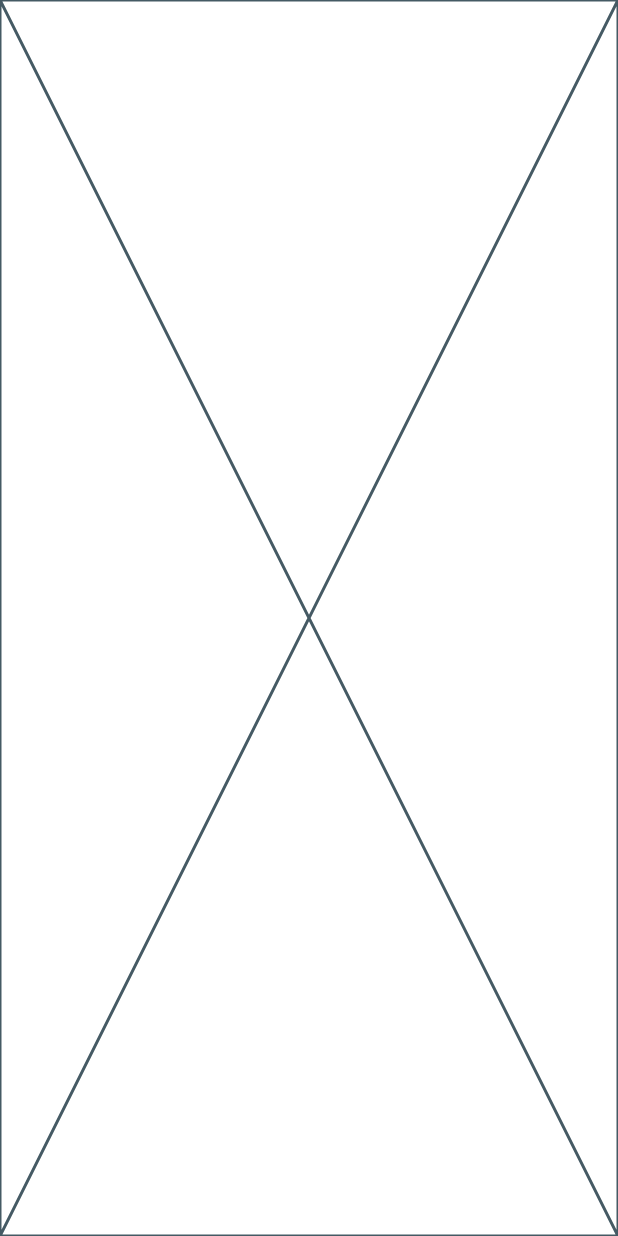
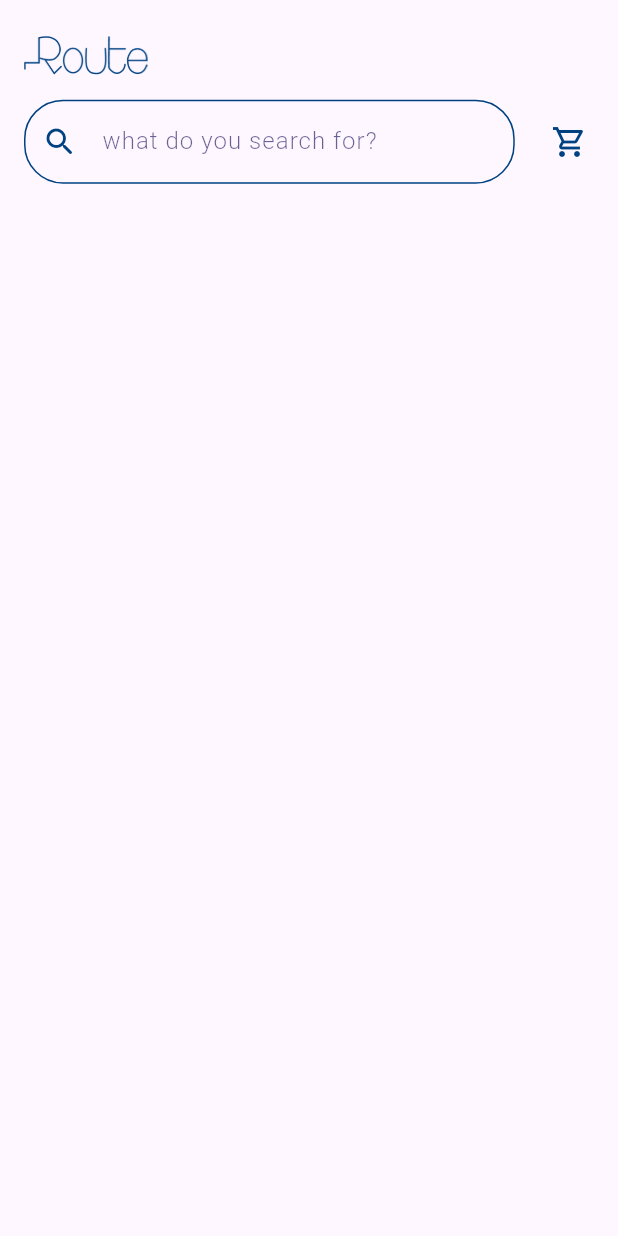
Before and after one commit to MuhamedUssama/Route-Task, a Flutter app: the screen it shows after launch, on a phone screen of 412 x 824 dp. Run offline on Flutter 3.47's test engine with Material 3 defaults, Android fonts, the phone set to English and light mode, and no system bars; our stand-ins replace connectivity_plus, dartz, dio, equatable, flutter_bloc, get_it and 1 more.

Commit message:
Created search section ui in products screen

```diff
--- /dev/null
+++ b/devtools_options.yaml
@@ -0,0 +1,3 @@
+description: This file stores settings for Dart & Flutter DevTools.
+documentation: https://docs.flutter.dev/tools/devtools/extensions#configure-extension-enablement-states
+extensions:
--- /dev/null
+++ b/lib/core/utils/images_path.dart
@@ -0,0 +1,3 @@
+abstract class ImagesPath {
+  static const String logo = "assets/images/logo.png";
+}
--- /dev/null
+++ b/lib/core/widgets/custom_textfield.dart
@@ -0,0 +1,42 @@
+import 'package:flutter/material.dart';
+import 'package:route_task/config/theme/text_styles.dart';
+
+class CustomTextField extends StatelessWidget {
+  const CustomTextField({super.key});
+
+  @override
+  Widget build(BuildContext context) {
+    return TextField(
+      decoration: InputDecoration(
+        hintText: 'what do you search for?',
+        hintStyle: TextStyles.textFieldHintText,
+        focusColor: Theme.of(context).primaryColor,
+        prefixIcon: Icon(
+          Icons.search_rounded,
+          color: Theme.of(context).primaryColor,
+        ),
+        focusedBorder: OutlineInputBorder(
+          borderRadius: BorderRadius.circular(26),
+          borderSide: BorderSide(
+            color: Theme.of(context).primaryColor,
+            width: 1,
+          ),
+        ),
+        enabledBorder: OutlineInputBorder(
+          borderRadius: BorderRadius.circular(26),
+          borderSide: BorderSide(
+            color: Theme.of(context).primaryColor,
+            width: 1,
+          ),
+        ),
+        border: OutlineInputBorder(
+          borderRadius: BorderRadius.circular(26),
+          borderSide: BorderSide(
+            color: Theme.of(context).primaryColor,
+            width: 1,
+          ),
+        ),
+      ),
+    );
+  }
+}
--- a/lib/features/products/ui/products_screen.dart
+++ b/lib/features/products/ui/products_screen.dart
@@ -1,10 +1,64 @@
 import 'package:flutter/material.dart';
+
+import '../../../core/utils/images_path.dart';
+import '../../../core/widgets/custom_textfield.dart';
 
 class ProductsScreen extends StatelessWidget {
   const ProductsScreen({super.key});
 
   @override
   Widget build(BuildContext context) {
-    return const Placeholder();
+    double width = MediaQuery.of(context).size.width;
+    double height = MediaQuery.of(context).size.height;
+
+    return Scaffold(
+      body: SafeArea(
+        child: SingleChildScrollView(
+          child: Padding(
+            padding: const EdgeInsets.symmetric(horizontal: 16, vertical: 24),
+            child: Column(
+              crossAxisAlignment: CrossAxisAlignment.start,
+              children: [
+                Image.asset(
+                  ImagesPath.logo,
+                  color: Theme.of(context).primaryColor,
+                  width: width * 0.2,
+                ),
+                SizedBox(height: height * 0.02),
+                Column(
+                  crossAxisAlignment: CrossAxisAlignment.center,
+                  children: [
+                    searchSection(context, width),
+                  ],
+                )
+              ],
+            ),
+          ),
+        ),
+      ),
+    );
+  }
+
+  Widget searchSection(BuildContext context, double width) {
+    return Row(
+      mainAxisAlignment: MainAxisAlignment.spaceBetween,
+      children: [
+        const Expanded(
+          flex: 9,
+          child: CustomTextField(),
+        ),
+        SizedBox(width: width * 0.04),
+        Expanded(
+          flex: 1,
+          child: IconButton(
+            onPressed: () {},
+            icon: Icon(
+              Icons.shopping_cart_outlined,
+              color: Theme.of(context).primaryColor,
+            ),
+          ),
+        ),
+      ],
+    );
   }
 }
```
